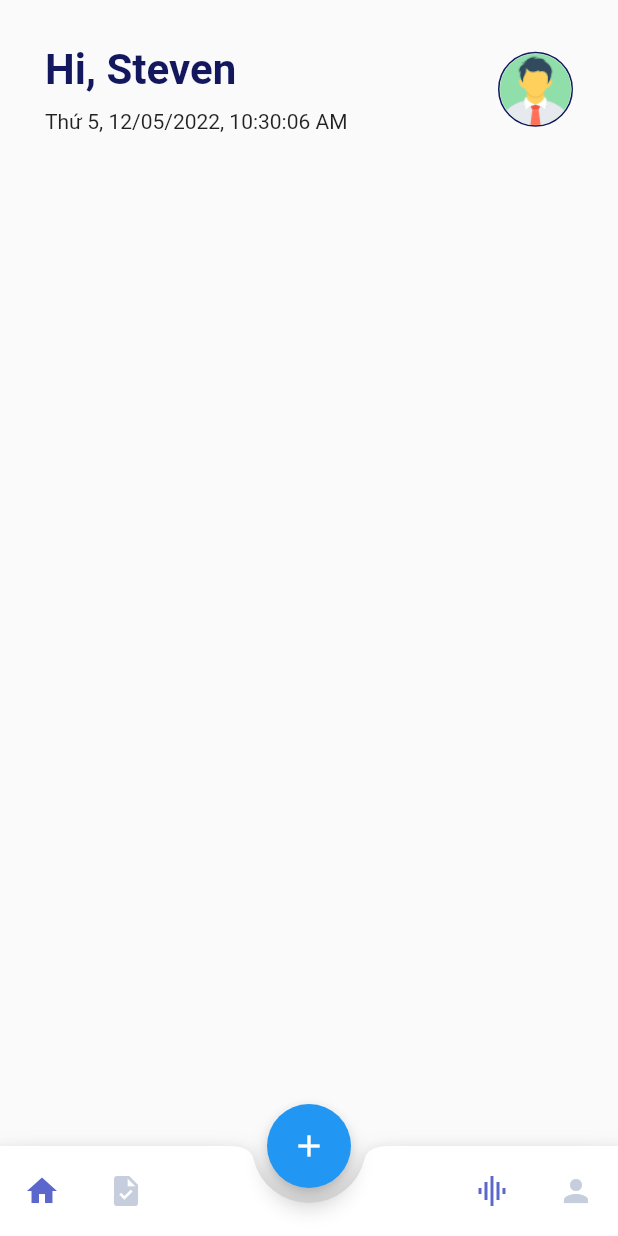
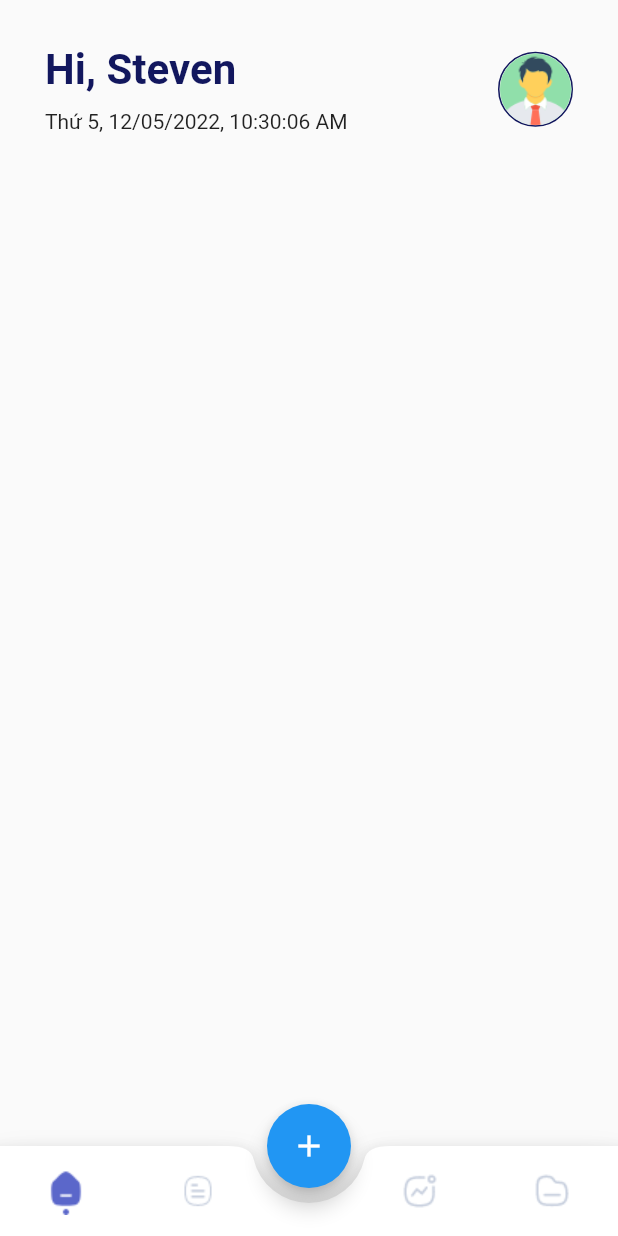
Before and after one commit to Linhhcmut/daily_activity, a Flutter app: the screen it shows after launch, on a phone screen of 412 x 824 dp. Run offline on Flutter 3.47's test engine with Material 2 defaults, Android fonts, the phone set to English and light mode, and no system bars; our stand-ins replace flutter_spinkit.

Commit message:
modify bottom navigatorBar

```diff
--- a/lib/pages/bottom_navigator_page.dart/bottomNavigatorBar_page.dart
+++ b/lib/pages/bottom_navigator_page.dart/bottomNavigatorBar_page.dart
@@ -1,6 +1,7 @@
 import 'dart:developer';
 
 import 'package:daily/pages/add_task_page/add_task_page.dart';
+import 'package:daily/pages/bottom_navigator_page.dart/materialButton_base.dart';
 import 'package:daily/pages/graphic_page/graphic_page.dart';
 import 'package:daily/pages/home_page/home_page.dart';
 import 'package:daily/pages/profile_page/profile_page.dart';
@@ -14,61 +15,7 @@ class BottomNavigatorBarPage extends StatefulWidget {
 }
 
 class _BottomNavigatorBarPagePageState extends State<BottomNavigatorBarPage> {
-  // PageController _pageController = PageController();
-  // int _selectedPageIndex = 0;
-
-  // @override
-  // Widget build(BuildContext context) {
-  //   return Scaffold(
-  //     bottomNavigationBar: BottomNavigationBar(
-  //       showSelectedLabels: false,
-  //       showUnselectedLabels: false,
-  //       items: <BottomNavigationBarItem>[
-  //         BottomNavigationBarItem(icon: Icon(Icons.home), label: ""),
-  //         BottomNavigationBarItem(icon: Icon(Icons.search), label: ""),
-  //         BottomNavigationBarItem(icon: Icon(Icons.settings), label: ""),
-  //         BottomNavigationBarItem(icon: Icon(Icons.person), label: ""),
-  //       ],
-  //       selectedItemColor: Color(0xff5B67CA),
-  //       unselectedItemColor: Color(0xffC6CEDD),
-  //       currentIndex: _selectedPageIndex,
-  //       onTap: onTapped,
-  //     ),
-  //     body: PageView(
-  //       controller: _pageController,
-  //       onPageChanged: (index) {
-  //         setState(() {
-  //           _selectedPageIndex = index;
-  //         });
-  //       },
-  //       children: <Widget>[
-  //         HomePage(),
-  //         TaskPage(),
-  //         GraphicPage(),
-  //         ProfilePage()
-  //       ],
-  //     ),
-  //   );
-  // }
-
-  // void onTapped(int index) {
-  //   setState(() {
-  //     _selectedPageIndex = index;
-  //   });
-  //   _pageController.animateToPage(
-  //     index,
-  //     duration: Duration(milliseconds: 200),
-  //     curve: Curves.linear,
-  //   );
-  // }
   int currentTab = 0;
-  final List<Widget> screens = [
-    HomePage(),
-    TaskPage(),
-    GraphicPage(),
-    ProfilePage(),
-  ];
-
   final PageStorageBucket pucket = PageStorageBucket();
   Widget currentScreen = HomePage();
 
@@ -95,73 +42,52 @@ class _BottomNavigatorBarPagePageState extends State<BottomNavigatorBarPage> {
             mainAxisAlignment: MainAxisAlignment.spaceBetween,
             children: <Widget>[
               Row(
-                crossAxisAlignment: CrossAxisAlignment.start,
                 children: <Widget>[
-                  MaterialButton(
-                    minWidth: 40,
+                  MaterialButtonBase(
                     onPressed: () {
                       setState(() {
                         currentScreen = HomePage();
                         currentTab = 0;
                       });
                     },
-                    child: Icon(
-                      Icons.home,
-                      color: currentTab == 0
-                          ? Color(0xff5B67CA)
-                          : Color(0xffC6CEDD),
-                    ),
+                    currentTab: currentTab,
+                    indexTab: 0,
                   ),
-                  MaterialButton(
-                    minWidth: 40,
+                  MaterialButtonBase(
                     onPressed: () {
                       setState(() {
                         currentScreen = TaskPage();
                         currentTab = 1;
                       });
                     },
-                    child: Icon(
-                      Icons.task,
-                      color: currentTab == 1
-                          ? Color(0xff5B67CA)
-                          : Color(0xffC6CEDD),
-                    ),
-                  )
+                    currentTab: currentTab,
+                    indexTab: 1,
+                  ),
                 ],
               ),
               Row(
                 crossAxisAlignment: CrossAxisAlignment.start,
                 children: <Widget>[
-                  MaterialButton(
-                    minWidth: 40,
+                  MaterialButtonBase(
                     onPressed: () {
                       setState(() {
                         currentScreen = GraphicPage();
-                        currentTab = 0;
+                        currentTab = 2;
                       });
                     },
-                    child: Icon(
-                      Icons.graphic_eq,
-                      color: currentTab == 0
-                          ? Color(0xff5B67CA)
-                          : Color(0xffC6CEDD),
-                    ),
+                    currentTab: currentTab,
+                    indexTab: 2,
                   ),
-                  MaterialButton(
-                    minWidth: 40,
+                  MaterialButtonBase(
                     onPressed: () {
                       setState(() {
                         currentScreen = ProfilePage();
-                        currentTab = 1;
+                        currentTab = 3;
                       });
                     },
-                    child: Icon(
-                      Icons.person,
-                      color: currentTab == 1
-                          ? Color(0xff5B67CA)
-                          : Color(0xffC6CEDD),
-                    ),
-                  )
+                    currentTab: currentTab,
+                    indexTab: 3,
+                  ),
                 ],
               )
             ],
--- /dev/null
+++ b/lib/pages/bottom_navigator_page.dart/materialButton_base.dart
@@ -0,0 +1,30 @@
+import 'package:flutter/material.dart';
+
+class MaterialButtonBase extends StatefulWidget {
+  final Function onPressed;
+  final int currentTab;
+  final int indexTab;
+
+  MaterialButtonBase({
+    this.onPressed,
+    this.currentTab,
+    this.indexTab,
+  });
+
+  @override
+  State<MaterialButtonBase> createState() => _MaterialButtonBaseState();
+}
+
+class _MaterialButtonBaseState extends State<MaterialButtonBase> {
+  @override
+  Widget build(BuildContext context) {
+    return MaterialButton(
+      onPressed: widget.onPressed,
+      child: Image.asset(
+        widget.currentTab == widget.indexTab
+            ? "assets/icons/bottom${widget.indexTab}2.png"
+            : "assets/icons/bottom${widget.indexTab}1.png",
+      ),
+    );
+  }
+}
--- a/lib/pages/home_page/bottom_sheet.dart
+++ b/lib/pages/home_page/bottom_sheet.dart
@@ -16,7 +16,6 @@ class BottomSheetPage extends StatelessWidget {
             width: double.infinity,
             height: 45,
             alignment: Alignment.center,
-            color: Color(0xffe7f2f6),
             child: Text(
               "Ảnh đại diện",
               style: TextStyle(
```
Also changed, not shown: assets/icons/bottom01.png (added), assets/icons/bottom02.png (added), assets/icons/bottom11.png (added), assets/icons/bottom12.png (added), assets/icons/bottom21.png (added), assets/icons/bottom22.png (added), assets/icons/bottom31.png (added), assets/icons/bottom32.png (added), assets/icons/graphic_while_icon.png (added).
